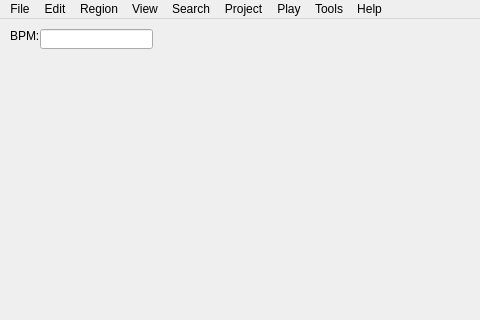
This is mainwindow.ui in VorgunTheBeta/OpenUtau-Reloaded as Qt 5 draws it before an edit; both pictures show x 0 to 480 and y 0 to 320 of the 888 by 657 pixel window. The edited form follows.
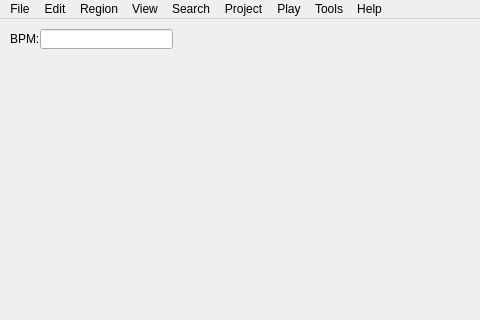
This is the edited form. Icons and pictures are not drawn.

Commit message: Made import function, and cleaned up UI slightly

The edit to the form file:
```diff
--- a/mainwindow.ui
+++ b/mainwindow.ui
@@ -36,7 +36,7 @@
      <rect>
       <x>40</x>
       <y>10</y>
-      <width>113</width>
+      <width>133</width>
       <height>20</height>
      </rect>
     </property>
@@ -45,7 +45,7 @@
     <property name="geometry">
      <rect>
       <x>10</x>
-      <y>10</y>
+      <y>13</y>
       <width>47</width>
       <height>13</height>
      </rect>
```
The commit also changes 4 other files.
